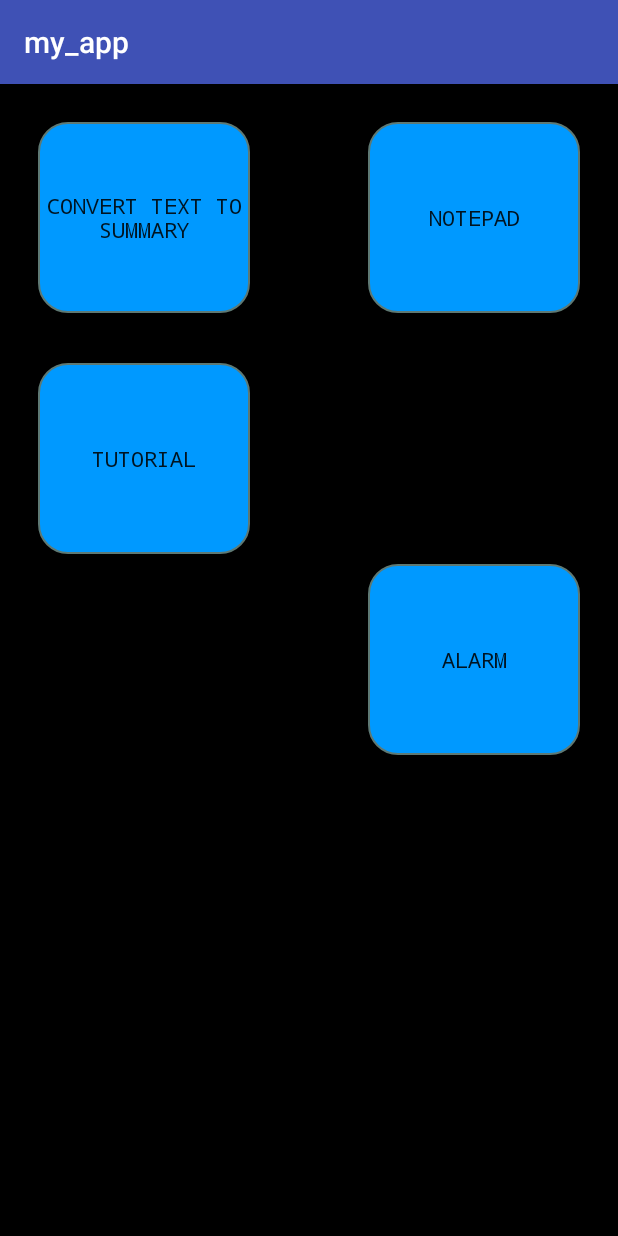
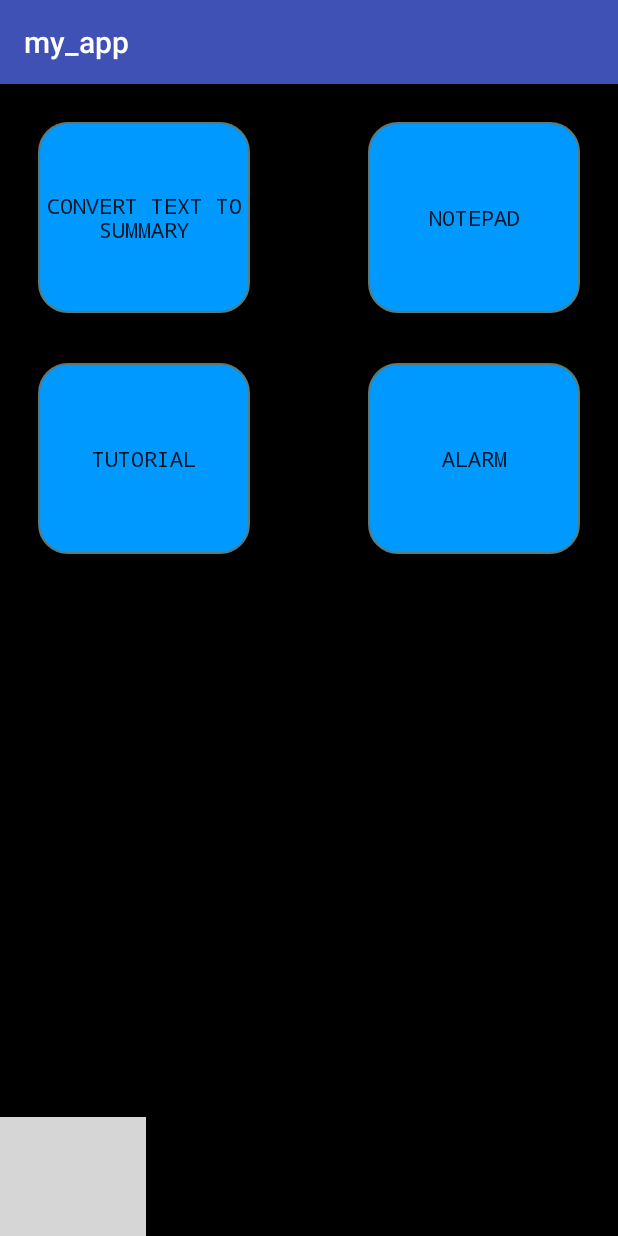
Before and after one commit to manishshah0610/Melon_AI, an Android app: the screen it shows after launch (MainActivity), on a phone screen of 412 x 824 dp. Run offline under Robolectric (Android 15) with nearby library versions, the phone set to English and light mode, and no system bars; grey boxes are pictures that could not be loaded.

Commit message:
Main Page

```diff
--- a/app/src/main/res/layout/activity_main.xml
+++ b/app/src/main/res/layout/activity_main.xml
@@ -43,12 +43,19 @@
         android:layout_width="141dp"
         android:layout_height="127dp"
         android:layout_alignStart="@+id/notepad"
-        android:layout_centerVertical="true"
+        android:layout_alignTop="@+id/tutorial"
         android:background="@drawable/rounded_corner"
         android:fontFamily="monospace"
         android:text="Alarm" />
 
 
+    <ImageButton
+        android:layout_width="97dp"
+        android:layout_height="79dp"
+        android:layout_alignParentBottom="true"
+        android:layout_alignParentStart="true"
+        android:src="@drawable/home"
+        />
 
 
 
```
